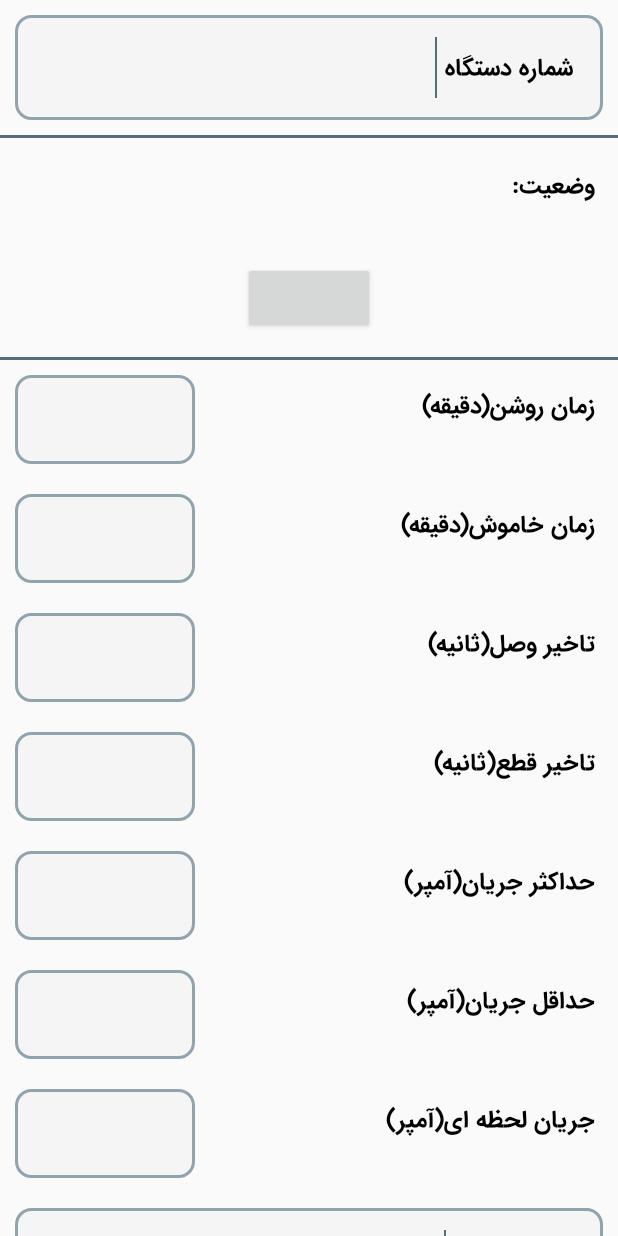
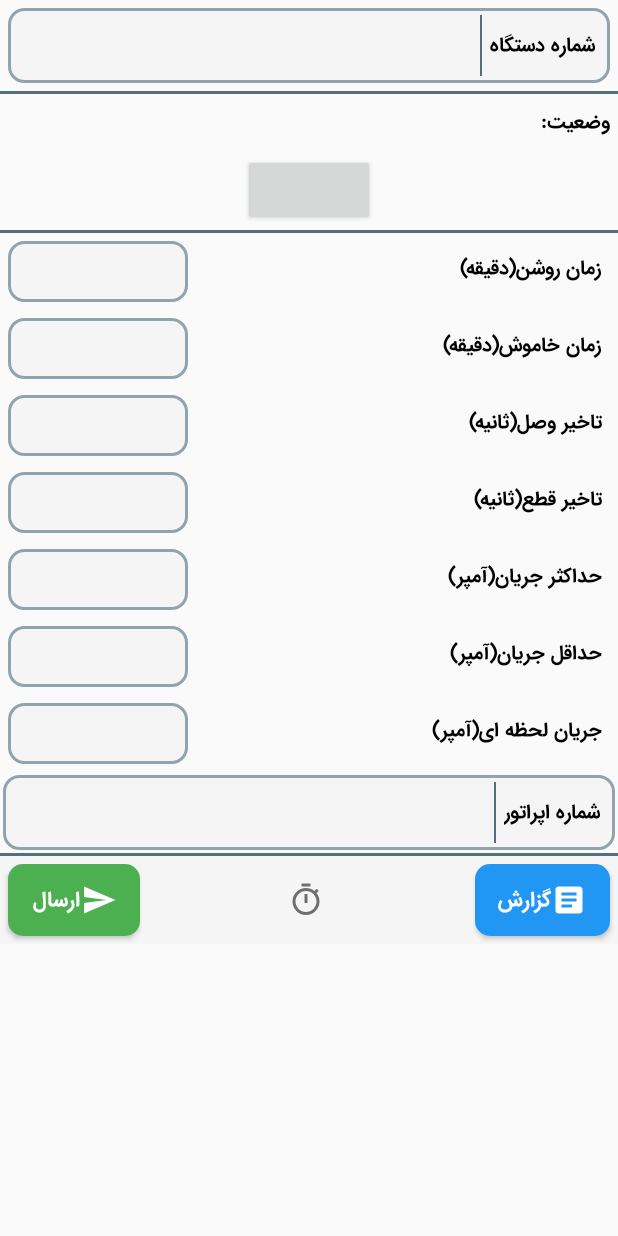
Before and after one commit to ali-zareshai/sms_controller, an Android app: the screen it shows after launch (MainActivity), on a phone screen of 412 x 824 dp. Run offline under Robolectric (Android 15) with nearby library versions, the phone set to English and light mode, and no system bars; our stand-ins replace EventBus; libraries missing offline, so code that uses them is left out: cn.pedant, com.valdesekamdem.library, org.honorato.multistatetogglebutton; plain views replace MultiStateToggleButton; 2 statements that could not run were skipped.

Commit message:
fix ui decreme font size

```diff
--- a/app/src/main/res/drawable/border_edittext_error.xml
+++ b/app/src/main/res/drawable/border_edittext_error.xml
@@ -9,10 +9,10 @@
             <corners android:radius="5dp" />
 
             <padding
-                android:top="15dp"
-                android:bottom="15dp"
-                android:left="15dp"
-                android:right="15dp"/>
+                android:top="5dp"
+                android:bottom="5dp"
+                android:left="5dp"
+                android:right="5dp"/>
             <stroke
                 android:width="3dp"
                 android:color="@color/r800" />
@@ -27,10 +27,10 @@
 
             <corners android:radius="5dp" />
             <padding
-                android:top="15dp"
-                android:bottom="15dp"
-                android:left="15dp"
-                android:right="15dp"/>
+                android:top="5dp"
+                android:bottom="5dp"
+                android:left="5dp"
+                android:right="5dp"/>
             <stroke
                 android:width="2dp"
                 android:color="@color/r500"/>
--- a/app/src/main/res/drawable/border_edittext_normal.xml
+++ b/app/src/main/res/drawable/border_edittext_normal.xml
@@ -9,12 +9,12 @@
             <corners android:radius="10dp" />
 
             <padding
-                android:top="15dp"
-                android:bottom="15dp"
-                android:left="15dp"
-                android:right="15dp"/>
+                android:top="5dp"
+                android:bottom="5dp"
+                android:left="5dp"
+                android:right="5dp"/>
             <stroke
-                android:width="5dp"
+                android:width="3dp"
                 android:color="@color/g600" />
         </shape>
     </item>
@@ -27,10 +27,10 @@
 
             <corners android:radius="10dp" />
             <padding
-                android:top="15dp"
-                android:bottom="15dp"
-                android:left="15dp"
-                android:right="15dp"/>
+                android:top="5dp"
+                android:bottom="5dp"
+                android:left="5dp"
+                android:right="5dp"/>
             <stroke
                 android:width="2dp"
                 android:color="@color/g300"/>
--- a/app/src/main/res/drawable/border_edittext_success.xml
+++ b/app/src/main/res/drawable/border_edittext_success.xml
@@ -9,10 +9,10 @@
             <corners android:radius="5dp" />
 
             <padding
-                android:top="15dp"
-                android:bottom="15dp"
-                android:left="15dp"
-                android:right="15dp"/>
+                android:top="5dp"
+                android:bottom="5dp"
+                android:left="5dp"
+                android:right="5dp"/>
             <stroke
                 android:width="3dp"
                 android:color="@color/green800" />
@@ -27,10 +27,10 @@
 
             <corners android:radius="5dp" />
             <padding
-                android:top="15dp"
-                android:bottom="15dp"
-                android:left="15dp"
-                android:right="15dp"/>
+                android:top="5dp"
+                android:bottom="5dp"
+                android:left="5dp"
+                android:right="5dp"/>
             <stroke
                 android:width="2dp"
                 android:color="@color/green500"/>
--- a/app/src/main/res/layout/activity_main.xml
+++ b/app/src/main/res/layout/activity_main.xml
@@ -72,9 +72,9 @@
             android:layout_height="wrap_content">
             <LinearLayout
                 android:layout_width="match_parent"
-                android:layout_height="70dp"
+                android:layout_height="50dp"
                 android:layoutDirection="rtl"
-                android:layout_margin="10dp"
+                android:layout_margin="5dp"
                 android:id="@+id/edit_device_phone_border"
                 android:background="@drawable/border_edittext_normal"
                 android:orientation="horizontal">
@@ -83,9 +83,9 @@
                     android:layout_height="match_parent"
                     android:textDirection="rtl"
                     android:paddingRight="5dp"
+                    android:paddingVertical="7dp"
                     android:paddingLeft="5dp"
-                    android:textSize="16sp"
-                    android:paddingVertical="5dp"
+                    android:textSize="13sp"
                     android:textColor="@color/black"
                     android:layout_alignParentLeft="true"
                     android:text="@string/device_number"/>
@@ -100,10 +100,11 @@
                     android:layout_height="match_parent"
                     android:textColor="@color/black"
                     android:inputType="number"
-                    android:paddingRight="5dp"
-                    android:paddingLeft="5dp"
+                    android:paddingVertical="2dp"
+                    android:paddingRight="1dp"
+                    android:paddingLeft="1dp"
                     android:textStyle="bold"
-                    android:textSize="17sp"
+                    android:textSize="16sp"
                     android:maxLength="11"
                     android:textDirection="rtl"/>
             </LinearLayout>
@@ -129,8 +130,8 @@
                             android:layout_width="wrap_content"
                             android:layout_height="wrap_content"
                             android:textDirection="rtl"
-                            android:textSize="16sp"
-                            android:padding="15dp"
+                            android:textSize="13sp"
+                            android:padding="5dp"
                             android:textColor="@color/black"
                             android:layout_alignParentLeft="true"
                             android:text="@string/status"/>
@@ -139,23 +140,23 @@
                             android:layout_height="wrap_content"
                             android:textDirection="rtl"
                             android:id="@+id/status_device_tv"
-                            android:textSize="17sp"
+                            android:textSize="14sp"
                             android:textStyle="bold"
-                            android:padding="15dp"
+                            android:padding="5dp"
                             android:textColor="@color/green800"
                             android:layout_alignParentLeft="true"/>
                     </LinearLayout>
                     <RelativeLayout
                         android:layout_width="match_parent"
                         android:layout_height="wrap_content"
-                        android:padding="10dp"
+                        android:padding="1dp"
                         android:layoutDirection="rtl"
-                        android:layout_marginBottom="5dp">
+                        android:layout_marginBottom="1dp">
                         <org.honorato.multistatetogglebutton.MultiStateToggleButton
                             android:id="@+id/switch_off_button"
                             android:layout_width="wrap_content"
                             android:layout_height="wrap_content"
-                            android:layout_marginTop="10dip"
+                            android:layout_marginTop="2dp"
                             android:layout_centerHorizontal="true"
                             mstb:values="@array/device_status"
                             mstb:mstbPrimaryColor="@color/green800"
@@ -174,20 +175,20 @@
                             android:layout_width="wrap_content"
                             android:layout_height="wrap_content"
                             android:textColor="@color/black"
-                            android:textSize="16sp"
+                            android:textSize="13sp"
                             android:layout_alignParentRight="true"
                             android:text="@string/on_time"
-                            android:padding="10dp"
+                            android:padding="5dp"
                             android:layout_margin="5dp"/>
                         <EditText
                             android:layout_width="120dp"
                             android:layout_height="wrap_content"
                             android:layout_alignParentLeft="true"
-                            android:padding="10dp"
+                            android:padding="5dp"
                             android:id="@+id/edit_on_time"
-                            android:layout_margin="10dp"
+                            android:layout_margin="5dp"
                             android:maxLength="3"
-                            android:textSize="21sp"
+                            android:textSize="16sp"
                             android:inputType="number"
                             android:background="@drawable/border_edittext_normal"/>
                     </RelativeLayout>
@@ -200,20 +201,20 @@
                             android:layout_width="wrap_content"
                             android:layout_height="wrap_content"
                             android:textColor="@color/black"
-                            android:textSize="16sp"
+                            android:textSize="13sp"
                             android:layout_alignParentRight="true"
                             android:text="@string/off_time"
-                            android:padding="10dp"
+                            android:padding="5dp"
                             android:layout_margin="5dp"/>
                         <EditText
                             android:layout_width="120dp"
                             android:layout_height="wrap_content"
                             android:layout_alignParentLeft="true"
-                            android:padding="10dp"
+                            android:padding="5dp"
                             android:id="@+id/edit_off_time"
-                            android:layout_margin="10dp"
+                            android:layout_margin="5dp"
                             android:maxLength="3"
-                            android:textSize="21sp"
+                            android:textSize="16sp"
                             android:inputType="number"
                             android:background="@drawable/border_edittext_normal"/>
                     </RelativeLayout>
@@ -225,20 +226,20 @@
                             android:layout_width="wrap_content"
                             android:layout_height="wrap_content"
                             android:textColor="@color/black"
-                            android:textSize="16sp"
+                            android:textSize="13sp"
                             android:layout_alignParentRight="true"
                             android:text="@string/delay_connect"
-                            android:padding="10dp"
+                            android:padding="5dp"
                             android:layout_margin="5dp"/>
                         <EditText
                             android:layout_width="120dp"
                             android:layout_height="wrap_content"
                             android:layout_alignParentLeft="true"
-                            android:padding="10dp"
+                            android:padding="5dp"
                             android:id="@+id/edit_delay_connect"
-                            android:layout_margin="10dp"
+                            android:layout_margin="5dp"
                             android:maxLength="3"
-                            android:textSize="21sp"
+                            android:textSize="16sp"
                             android:inputType="number"
                             android:background="@drawable/border_edittext_normal"/>
                     </RelativeLayout>
@@ -250,20 +251,20 @@
                             android:layout_width="wrap_content"
                             android:layout_height="wrap_content"
                             android:textColor="@color/black"
-                            android:textSize="16sp"
+                            android:textSize="13sp"
                             android:layout_alignParentRight="true"
                             android:text="@string/delay_disconnect"
-                            android:padding="10dp"
+                            android:padding="5dp"
                             android:layout_margin="5dp"/>
                         <EditText
                             android:layout_width="120dp"
                             android:layout_height="wrap_content"
                             android:layout_alignParentLeft="true"
-                            android:padding="10dp"
+                            android:padding="5dp"
                             android:id="@+id/edit_disconnect_delay"
-                            android:layout_margin="10dp"
+                            android:layout_margin="5dp"
                             android:maxLength="3"
-                            android:textSize="21sp"
+                            android:textSize="16sp"
                             android:inputType="number"
                             android:background="@drawable/border_edittext_normal"/>
                     </RelativeLayout>
@@ -275,20 +276,20 @@
                             android:layout_width="wrap_content"
                             android:layout_height="wrap_content"
                             android:textColor="@color/black"
-                            android:textSize="16sp"
+                            android:textSize="13sp"
                             android:layout_alignParentRight="true"
                             android:text="@string/max_ampher"
-                            android:padding="10dp"
+                            android:padding="5dp"
                             android:layout_margin="5dp"/>
                         <EditText
                             android:layout_width="120dp"
                             android:layout_height="wrap_content"
                             android:layout_alignParentLeft="true"
-                            android:padding="10dp"
+                            android:padding="5dp"
                             android:id="@+id/edit_max_ampher"
-                            android:layout_margin="10dp"
+                            android:layout_margin="5dp"
                             android:maxLength="3"
-                            android:textSize="21sp"
+                            android:textSize="16sp"
                             android:inputType="number"
                             android:background="@drawable/border_edittext_normal"/>
                     </RelativeLayout>
@@ -300,20 +301,20 @@
                             android:layout_width="wrap_content"
                             android:layout_height="wrap_content"
                             android:textColor="@color/black"
-                            android:textSize="16sp"
+                            android:textSize="13sp"
                             android:layout_alignParentRight="true"
                             android:text="@string/min_ampher"
-                            android:padding="10dp"
+                            android:padding="5dp"
                             android:layout_margin="5dp"/>
                         <EditText
                             android:layout_width="120dp"
                             android:layout_height="wrap_content"
                             android:layout_alignParentLeft="true"
-                            android:padding="10dp"
+                            android:padding="5dp"
                             android:id="@+id/edit_min_ampher"
-                            android:layout_margin="10dp"
+                            android:layout_margin="5dp"
                             android:maxLength="3"
-                            android:textSize="21sp"
+                            android:textSize="16sp"
                             android:inputType="number"
                             android:background="@drawable/border_edittext_normal"/>
                     </RelativeLayout>
@@ -325,29 +326,29 @@
                             android:layout_width="wrap_content"
                             android:layout_height="wrap_content"
                             android:textColor="@color/black"
-                            android:textSize="16sp"
+                            android:textSize="13sp"
                             android:layout_alignParentRight="true"
                             android:text="@string/ontime_ampher"
-                            android:padding="10dp"
+                            android:padding="5dp"
                             android:layout_margin="5dp"/>
                         <EditText
                             android:layout_width="120dp"
                             android:layout_height="wrap_content"
                             android:layout_alignParentLeft="true"
-                            android:padding="10dp"
+                            android:padding="5dp"
                             android:id="@+id/edit_ontime_ampher"
-                            android:layout_margin="10dp"
+                            android:layout_margin="5dp"
                             android:maxLength="3"
-                            android:textSize="21sp"
+                            android:textSize="16sp"
                             android:inputType="number"
                             android:background="@drawable/border_edittext_normal"/>
                     </RelativeLayout>
                     <LinearLayout
                         android:layout_width="match_parent"
-                        android:layout_height="70dp"
+                        android:layout_height="50dp"
                         android:layoutDirection="rtl"
                         android:id="@+id/edit_phone_number_lin"
-                        android:layout_margin="10dp"
+                        android:layout_margin="2dp"
                         android:background="@drawable/border_edittext_normal"
                         android:orientation="horizontal">
                         <TextView
@@ -356,8 +357,8 @@
                             android:textDirection="rtl"
                             android:paddingRight="5dp"
                             android:paddingLeft="5dp"
-                            android:paddingVertical="1dp"
-                            android:textSize="16sp"
+                            android:paddingVertical="7dp"
+                            android:textSize="13sp"
                             android:textColor="@color/black"
                             android:text="@string/operator_number"/>
                         <View
@@ -374,7 +375,7 @@
                             android:paddingRight="5dp"
                             android:paddingLeft="5dp"
                             android:textStyle="bold"
-                            android:textSize="17sp"
+                            android:textSize="16sp"
                             android:maxLength="11"
                             android:textDirection="rtl"/>
                     </LinearLayout>
@@ -396,7 +397,7 @@
                             android:drawableRight="@drawable/ic_baseline_send_24"
                             android:background="@drawable/button_green"
                             android:text="@string/send"
-                            android:layout_margin="15dp"
+                            android:layout_margin="5dp"
                             android:textColor="@color/white"
                             android:textStyle="bold"/>
                         <com.bita.smscontrol.Utility.TimerTextView
@@ -409,7 +410,7 @@
                             android:drawableLeft="@drawable/ic_baseline_timer_24"
                             android:drawablePadding="4dp"
                             android:gravity="center"
-                            android:textSize="20sp"/>
+                            android:textSize="17sp"/>
 
                         <Button
                             android:layout_width="wrap_content"
@@ -421,7 +422,7 @@
                             android:drawableRight="@drawable/ic_baseline_article_24"
                             android:background="@drawable/button_blue"
                             android:text="@string/report"
-                            android:layout_margin="15dp"
+                            android:layout_margin="5dp"
                             android:textColor="@color/white"
                             android:textStyle="bold"/>
                     </RelativeLayout>
```
